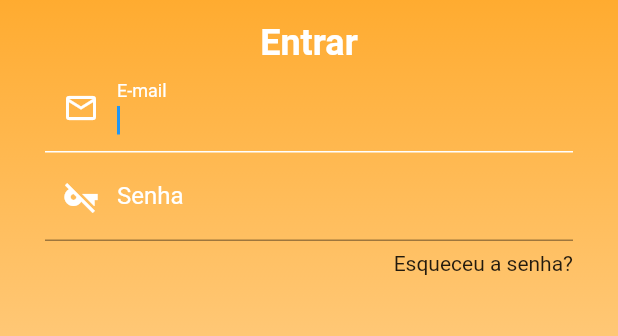
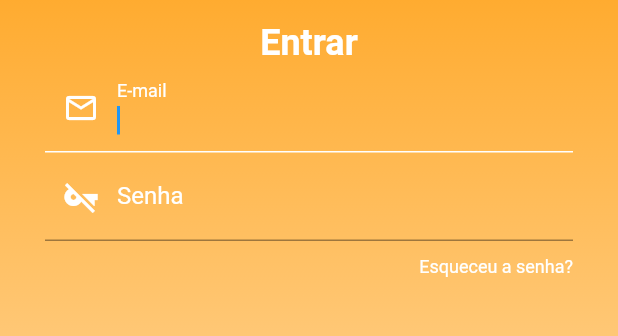
Before and after one commit to GoCheff/App_GoCheff, a Flutter app: the screen it shows after launch, on a phone screen of 412 x 824 dp, the part 233-569 px from its top. Run offline on Flutter 3.47's test engine with Material 2 defaults, Android fonts, the phone set to English and light mode, and no system bars.

Commit message:
Update login_screen.dart
Adicionando botão de esqueceu a senha.

```diff
--- a/custumer_app/lib/screens/login_screen.dart
+++ b/custumer_app/lib/screens/login_screen.dart
@@ -23,7 +23,8 @@ class _LoginScreenState extends State<LoginScreen> {
               end: Alignment.bottomCenter,
               colors: [topColor, bottomColor]),
         ),
-          child: SingleChildScrollView(child:Column(
+        child: SingleChildScrollView(
+          child: Column(
             mainAxisAlignment: MainAxisAlignment.center,
             crossAxisAlignment: CrossAxisAlignment.stretch,
             children: [
@@ -50,57 +51,58 @@ class _LoginScreenState extends State<LoginScreen> {
                 children: [
                   TextFormField(
                     autofocus: true,
-                        decoration:
-                        InputDecoration(
+                    decoration: InputDecoration(
                       labelText: "E-mail",
-                            labelStyle:  TextStyle(color: Colors.white),
+                      labelStyle: TextStyle(color: Colors.white),
                       prefixIcon: Icon(
                         Icons.mail_outline,
                         color: Colors.white,
                       ),
                       border: UnderlineInputBorder(
-                          borderSide:BorderSide(
+                        borderSide: BorderSide(
                           color: Colors.white,
                         ),
                       ),
                       focusedBorder: UnderlineInputBorder(
-                              borderSide:BorderSide(
+                        borderSide: BorderSide(
                           color: Colors.white,
                         ),
                       ),
                     ),
                   ),
                   TextFormField(
-                        decoration:
-                        InputDecoration(
+                    decoration: InputDecoration(
                       labelText: "Senha",
-                          labelStyle:  TextStyle(color: Colors.white),
+                      labelStyle: TextStyle(color: Colors.white),
                       prefixIcon: Icon(
                         Icons.vpn_key_off_sharp,
                         color: Colors.white,
                       ),
                       border: UnderlineInputBorder(
-                            borderSide:BorderSide(
+                        borderSide: BorderSide(
                           color: Colors.white,
                         ),
                       ),
                       focusedBorder: UnderlineInputBorder(
-                            borderSide:BorderSide(
+                        borderSide: BorderSide(
                           color: Colors.white,
                         ),
                       ),
                     ),
                   ),
                 ],
+              )),
+              Padding(padding: EdgeInsets.only(bottom: 10)),
+              GestureDetector(
+                onTap:(){print("FUNCIONOU!!");} ,
+                child: Text(
+                  "Esqueceu a senha?",
+                  style: TextStyle(color: Colors.white, fontSize: 12),
+                  textAlign: TextAlign.right,
+                ),
               )
+            ],
           ),
-              Padding(
-                  padding: EdgeInsets.only(
-                      bottom: 7)
-              ),
-              Text("Esqueceu a senha?", textAlign: TextAlign.right,)
-            ],
-          ) ,
         ),
       ),
     );
```
Lines whose indentation alone changed are shown as unchanged.
